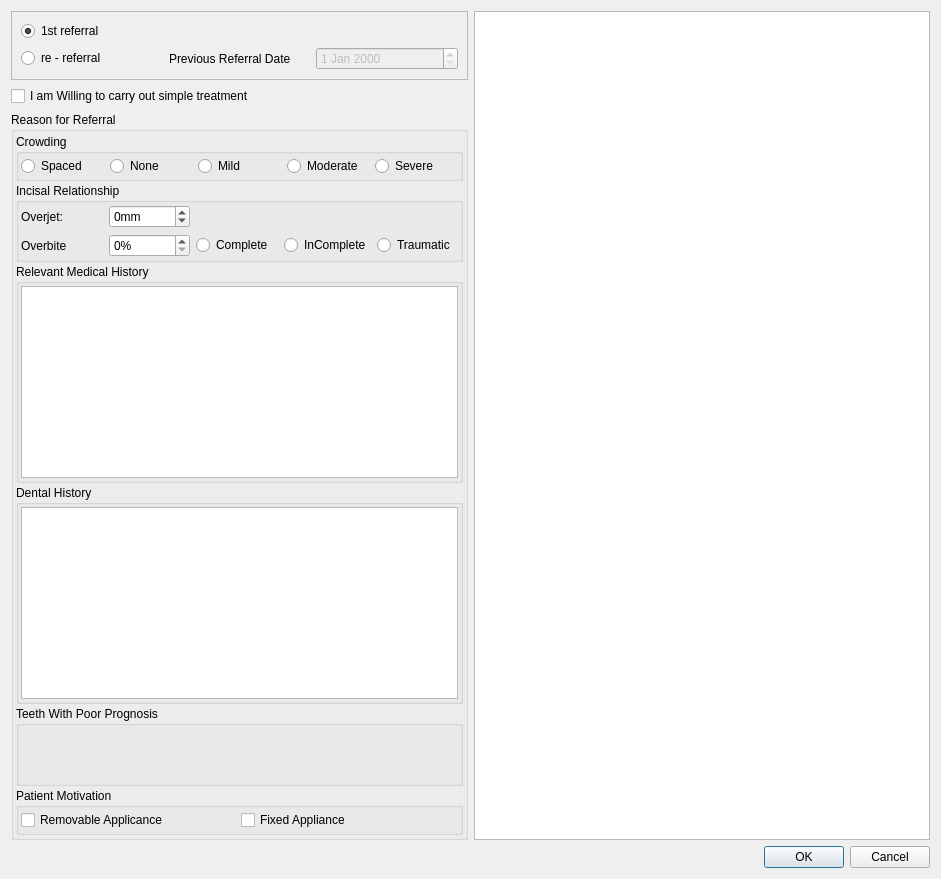
Before: the Qt Designer form src/openmolar/qt-designer/ortho_ref_wizard.ui in rowinggolfer/openmolar1, drawn with Qt 5.
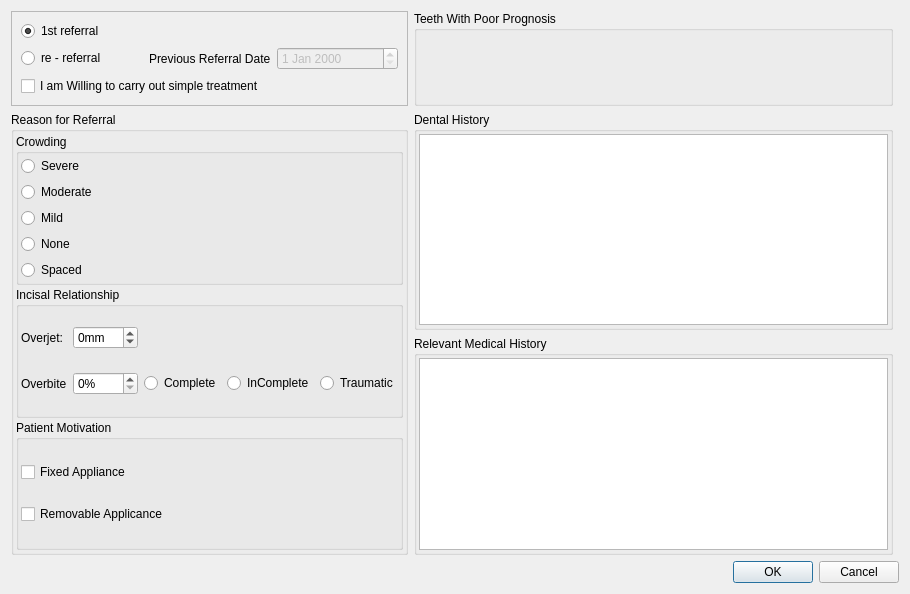
After: the same form once the commit is applied.

Diff of the .ui file:
```diff
--- a/src/openmolar/qt-designer/ortho_ref_wizard.ui
+++ b/src/openmolar/qt-designer/ortho_ref_wizard.ui
@@ -6,8 +6,8 @@
    <rect>
     <x>0</x>
     <y>0</y>
-    <width>941</width>
-    <height>598</height>
+    <width>910</width>
+    <height>594</height>
    </rect>
   </property>
   <property name="minimumSize">
@@ -26,6 +26,46 @@
    <string>Dialog</string>
   </property>
   <layout class="QGridLayout" name="gridLayout_5">
+   <item row="2" column="1">
+    <widget class="QGroupBox" name="groupBox_5">
+     <property name="minimumSize">
+      <size>
+       <width>0</width>
+       <height>0</height>
+      </size>
+     </property>
+     <property name="maximumSize">
+      <size>
+       <width>16777215</width>
+       <height>16777215</height>
+      </size>
+     </property>
+     <property name="title">
+      <string>Dental History</string>
+     </property>
+     <layout class="QGridLayout" name="gridLayout_4">
+      <property name="margin">
+       <number>2</number>
+      </property>
+      <item row="0" column="0" colspan="2">
+       <widget class="QPlainTextEdit" name="dh_plainTextEdit">
+        <property name="sizePolicy">
+         <sizepolicy hsizetype="Expanding" vsizetype="Preferred">
+          <horstretch>0</horstretch>
+          <verstretch>0</verstretch>
+         </sizepolicy>
+        </property>
+        <property name="maximumSize">
+         <size>
+          <width>16777215</width>
+          <height>16777215</height>
+         </size>
+        </property>
+       </widget>
+      </item>
+     </layout>
+    </widget>
+   </item>
    <item row="0" column="0">
     <widget class="QFrame" name="frame">
      <property name="frameShape">
@@ -35,6 +75,13 @@
       <enum>QFrame::Raised</enum>
      </property>
      <layout class="QGridLayout" name="gridLayout">
+      <item row="1" column="1">
+       <widget class="QLabel" name="label_2">
+        <property name="text">
+         <string>Previous Referral Date</string>
+        </property>
+       </widget>
+      </item>
       <item row="0" column="0">
        <widget class="QRadioButton" name="ref1_radioButton">
         <property name="text">
@@ -72,24 +119,74 @@
         </property>
        </widget>
       </item>
-      <item row="1" column="1">
-       <widget class="QLabel" name="label_2">
+      <item row="2" column="0" colspan="3">
+       <widget class="QCheckBox" name="tx_checkBox">
         <property name="text">
-         <string>Previous Referral Date</string>
+         <string>I am Willing to carry out simple treatment</string>
         </property>
        </widget>
       </item>
      </layout>
     </widget>
    </item>
-   <item row="1" column="0">
-    <widget class="QCheckBox" name="tx_checkBox">
-     <property name="text">
-      <string>I am Willing to carry out simple treatment</string>
+   <item row="0" column="1">
+    <widget class="QGroupBox" name="chart_groupBox">
+     <property name="minimumSize">
+      <size>
+       <width>0</width>
+       <height>80</height>
+      </size>
      </property>
+     <property name="title">
+      <string>Teeth With Poor Prognosis</string>
+     </property>
     </widget>
    </item>
-   <item row="2" column="0">
+   <item row="4" column="0" colspan="3">
+    <widget class="QDialogButtonBox" name="buttonBox">
+     <property name="orientation">
+      <enum>Qt::Horizontal</enum>
+     </property>
+     <property name="standardButtons">
+      <set>QDialogButtonBox::Cancel|QDialogButtonBox::Ok</set>
+     </property>
+    </widget>
+   </item>
+   <item row="3" column="1">
+    <widget class="QGroupBox" name="groupBox_4">
+     <property name="maximumSize">
+      <size>
+       <width>16777215</width>
+       <height>16777215</height>
+      </size>
+     </property>
+     <property name="title">
+      <string>Relevant Medical History</string>
+     </property>
+     <layout class="QGridLayout" name="gridLayout_3">
+      <property name="margin">
+       <number>2</number>
+      </property>
+      <item row="0" column="0">
+       <widget class="QPlainTextEdit" name="mh__plainTextEdit">
+        <property name="sizePolicy">
+         <sizepolicy hsizetype="Expanding" vsizetype="Preferred">
+          <horstretch>0</horstretch>
+          <verstretch>0</verstretch>
+         </sizepolicy>
+        </property>
+        <property name="maximumSize">
+         <size>
+          <width>16777215</width>
+          <height>16777215</height>
+         </size>
+        </property>
+       </widget>
+      </item>
+     </layout>
+    </widget>
+   </item>
+   <item row="2" column="0" rowspan="2">
     <widget class="QGroupBox" name="groupBox">
      <property name="sizePolicy">
       <sizepolicy hsizetype="Preferred" vsizetype="MinimumExpanding">
@@ -112,38 +209,10 @@
         <property name="title">
          <string>Crowding</string>
         </property>
-        <layout class="QHBoxLayout" name="horizontalLayout_2">
+        <layout class="QVBoxLayout" name="verticalLayout_3">
          <property name="margin">
           <number>2</number>
          </property>
-         <item>
-          <widget class="QRadioButton" name="crowding1_radioButton">
-           <property name="text">
-            <string>Spaced</string>
-           </property>
-          </widget>
-         </item>
-         <item>
-          <widget class="QRadioButton" name="crowding2_radioButton">
-           <property name="text">
-            <string>None</string>
-           </property>
-          </widget>
-         </item>
-         <item>
-          <widget class="QRadioButton" name="crowding3_radioButton">
-           <property name="text">
-            <string>Mild</string>
-           </property>
-          </widget>
-         </item>
-         <item>
-          <widget class="QRadioButton" name="crowding4_radioButton">
-           <property name="text">
-            <string>Moderate</string>
-           </property>
-          </widget>
-         </item>
          <item>
           <widget class="QRadioButton" name="crowding5_radioButton">
            <property name="text">
@@ -151,6 +220,34 @@
            </property>
           </widget>
          </item>
+         <item>
+          <widget class="QRadioButton" name="crowding4_radioButton">
+           <property name="text">
+            <string>Moderate</string>
+           </property>
+          </widget>
+         </item>
+         <item>
+          <widget class="QRadioButton" name="crowding3_radioButton">
+           <property name="text">
+            <string>Mild</string>
+           </property>
+          </widget>
+         </item>
+         <item>
+          <widget class="QRadioButton" name="crowding2_radioButton">
+           <property name="text">
+            <string>None</string>
+           </property>
+          </widget>
+         </item>
+         <item>
+          <widget class="QRadioButton" name="crowding1_radioButton">
+           <property name="text">
+            <string>Spaced</string>
+           </property>
+          </widget>
+         </item>
         </layout>
        </widget>
       </item>
@@ -237,107 +334,18 @@
         </layout>
        </widget>
       </item>
-      <item>
-       <widget class="QGroupBox" name="groupBox_4">
-        <property name="maximumSize">
-         <size>
-          <width>16777215</width>
-          <height>16777215</height>
-         </size>
-        </property>
-        <property name="title">
-         <string>Relevant Medical History</string>
-        </property>
-        <layout class="QGridLayout" name="gridLayout_3">
-         <property name="margin">
-          <number>2</number>
-         </property>
-         <item row="0" column="0">
-          <widget class="QTextEdit" name="mh__textEdit">
-           <property name="maximumSize">
-            <size>
-             <width>16777215</width>
-             <height>16777215</height>
-            </size>
-           </property>
-           <property name="html">
-            <string>&lt;!DOCTYPE HTML PUBLIC &quot;-//W3C//DTD HTML 4.0//EN&quot; &quot;http://www.w3.org/TR/REC-html40/strict.dtd&quot;&gt;
-&lt;html&gt;&lt;head&gt;&lt;meta name=&quot;qrichtext&quot; content=&quot;1&quot; /&gt;&lt;style type=&quot;text/css&quot;&gt;
-p, li { white-space: pre-wrap; }
-&lt;/style&gt;&lt;/head&gt;&lt;body style=&quot; font-family:'Droid Serif'; font-size:7pt; font-weight:400; font-style:normal;&quot;&gt;
-&lt;p style=&quot;-qt-paragraph-type:empty; margin-top:0px; margin-bottom:0px; margin-left:0px; margin-right:0px; -qt-block-indent:0; text-indent:0px;&quot;&gt;&lt;/p&gt;&lt;/body&gt;&lt;/html&gt;</string>
-           </property>
-          </widget>
-         </item>
-        </layout>
-       </widget>
-      </item>
-      <item>
-       <widget class="QGroupBox" name="groupBox_5">
-        <property name="minimumSize">
-         <size>
-          <width>0</width>
-          <height>0</height>
-         </size>
-        </property>
-        <property name="maximumSize">
-         <size>
-          <width>16777215</width>
-          <height>16777215</height>
-         </size>
-        </property>
-        <property name="title">
-         <string>Dental History</string>
-        </property>
-        <layout class="QGridLayout" name="gridLayout_4">
-         <property name="margin">
-          <number>2</number>
-         </property>
-         <item row="0" column="0" colspan="2">
-          <widget class="QTextEdit" name="dh_textEdit">
-           <property name="maximumSize">
-            <size>
-             <width>16777215</width>
-             <height>16777215</height>
-            </size>
-           </property>
-          </widget>
-         </item>
-        </layout>
-       </widget>
-      </item>
-      <item>
-       <widget class="QGroupBox" name="chart_groupBox">
-        <property name="minimumSize">
-         <size>
-          <width>0</width>
-          <height>80</height>
-         </size>
-        </property>
-        <property name="title">
-         <string>Teeth With Poor Prognosis</string>
-        </property>
-       </widget>
-      </item>
       <item>
        <widget class="QGroupBox" name="groupBox_6">
         <property name="title">
          <string>Patient Motivation</string>
         </property>
-        <layout class="QHBoxLayout" name="horizontalLayout">
+        <layout class="QVBoxLayout" name="verticalLayout">
          <property name="spacing">
           <number>2</number>
          </property>
          <property name="margin">
           <number>2</number>
          </property>
-         <item>
-          <widget class="QCheckBox" name="removable_checkBox">
-           <property name="text">
-            <string>Removable Applicance</string>
-           </property>
-          </widget>
-         </item>
          <item>
           <widget class="QCheckBox" name="fixed_checkBox">
            <property name="text">
@@ -345,32 +353,19 @@
            </property>
           </widget>
          </item>
+         <item>
+          <widget class="QCheckBox" name="removable_checkBox">
+           <property name="text">
+            <string>Removable Applicance</string>
+           </property>
+          </widget>
+         </item>
         </layout>
        </widget>
       </item>
      </layout>
     </widget>
    </item>
-   <item row="3" column="0" colspan="2">
-    <widget class="QDialogButtonBox" name="buttonBox">
-     <property name="orientation">
-      <enum>Qt::Horizontal</enum>
-     </property>
-     <property name="standardButtons">
-      <set>QDialogButtonBox::Cancel|QDialogButtonBox::Ok</set>
-     </property>
-    </widget>
-   </item>
-   <item row="0" column="1" rowspan="3">
-    <widget class="QTextEdit" name="notes_textEdit">
-     <property name="maximumSize">
-      <size>
-       <width>16777215</width>
-       <height>16777215</height>
-      </size>
-     </property>
-    </widget>
-   </item>
   </layout>
  </widget>
  <resources/>
```
